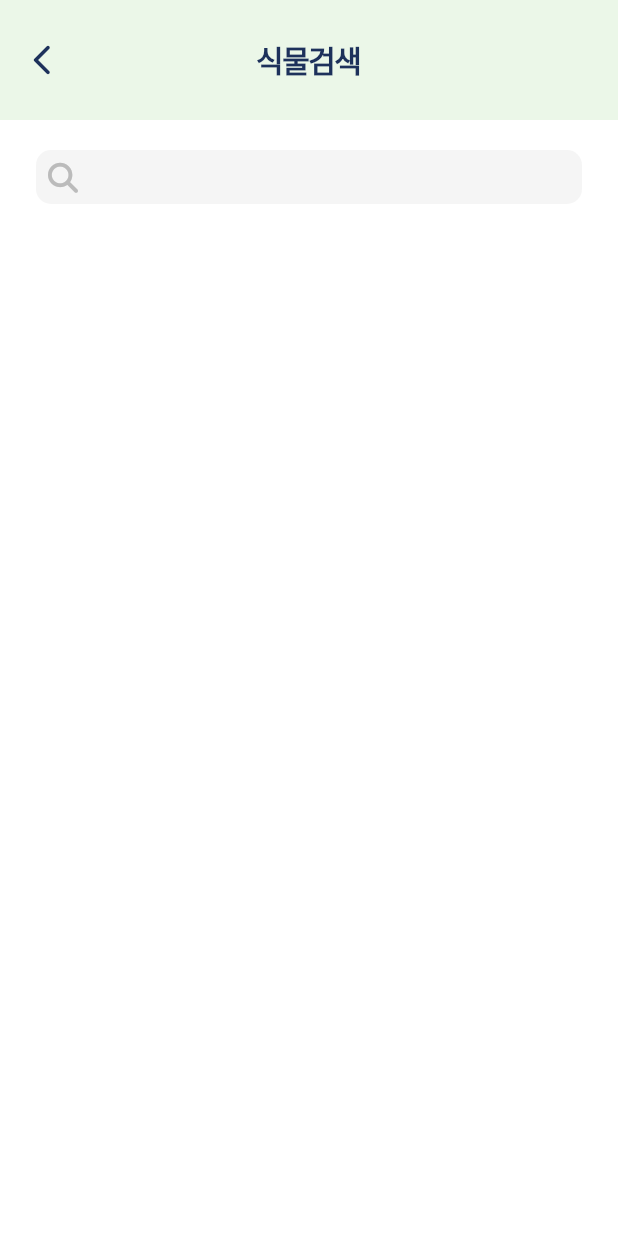
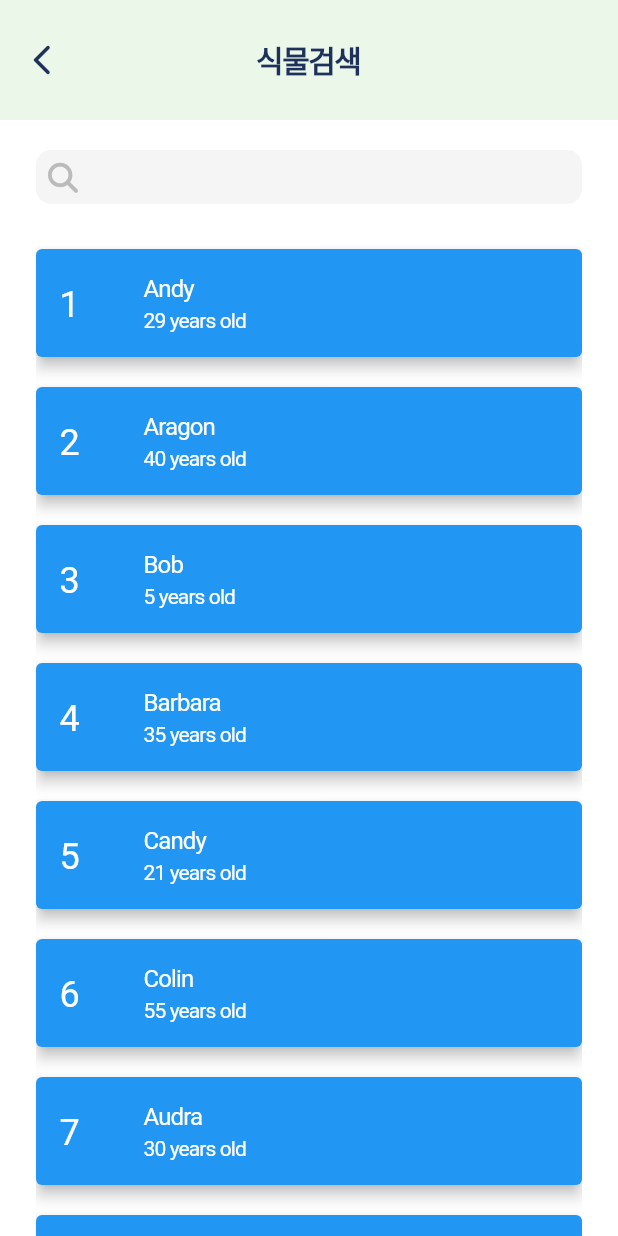
Before and after one commit to sungheeyoon/flutter-plant-plan, a Flutter app: the PlantSearchScreen screen opened directly, on a phone screen of 412 x 824 dp. Run offline on Flutter 3.47's test engine with Material 2 defaults, Android fonts, the phone set to English and light mode, and no system bars; our stand-ins replace firebase_core, firebase_storage, font_awesome_flutter, image_picker, shared_preferences; missing offline and left inert: snapping_sheet; accounts and stored records are empty; Roboto replaces fonts that are missing (Pretendard).

Commit message:
Ongoing Search

```diff
--- a/lib/screens/plant_search_screen.dart
+++ b/lib/screens/plant_search_screen.dart
@@ -3,8 +3,50 @@ import 'package:font_awesome_flutter/font_awesome_flutter.dart';
 import 'package:plant_plan/utils/colors.dart';
 import 'package:plant_plan/widgets/custom_appbar.dart';
 
-class PlantSearchScreen extends StatelessWidget {
+class PlantSearchScreen extends StatefulWidget {
   const PlantSearchScreen({super.key});
+
+  @override
+  State<PlantSearchScreen> createState() => _PlantSearchScreenState();
+}
+
+class _PlantSearchScreenState extends State<PlantSearchScreen> {
+  final List<Map<String, dynamic>> _allUsers = [
+    {"id": 1, "name": "Andy", "age": 29},
+    {"id": 2, "name": "Aragon", "age": 40},
+    {"id": 3, "name": "Bob", "age": 5},
+    {"id": 4, "name": "Barbara", "age": 35},
+    {"id": 5, "name": "Candy", "age": 21},
+    {"id": 6, "name": "Colin", "age": 55},
+    {"id": 7, "name": "Audra", "age": 30},
+    {"id": 8, "name": "가나다라", "age": 14},
+    {"id": 9, "name": "하늘", "age": 100},
+    {"id": 10, "name": "한글", "age": 32},
+  ];
+
+  List<Map<String, dynamic>> _foundUsers = [];
+  @override
+  initState() {
+    _foundUsers = _allUsers;
+    super.initState();
+  }
+
+  void _runFilter(String enteredKeyword) {
+    List<Map<String, dynamic>> results = [];
+    if (enteredKeyword.isEmpty) {
+      // if the search field is empty or only contains white-space, we'll display all users
+      results = _allUsers;
+    } else {
+      results = _allUsers
+          .where((user) =>
+              user["name"].toLowerCase().contains(enteredKeyword.toLowerCase()))
+          .toList();
+      // we use the toLowerCase() method to make it case-insensitive
+    }
+    setState(() {
+      _foundUsers = results;
+    });
+  }
 
   @override
   Widget build(BuildContext context) {
@@ -33,6 +75,7 @@ class PlantSearchScreen extends StatelessWidget {
                 SizedBox(
                   width: MediaQuery.of(context).size.width * 0.7,
                   child: TextField(
+                    onChanged: (value) => _runFilter(value),
                     style: Theme.of(context)
                         .textTheme
                         .bodySmall!
@@ -49,7 +92,35 @@ class PlantSearchScreen extends StatelessWidget {
                   ),
                 ),
               ]),
-            )
+            ),
+            Expanded(
+              child: _foundUsers.isNotEmpty
+                  ? ListView.builder(
+                      itemCount: _foundUsers.length,
+                      itemBuilder: (context, index) => Card(
+                        key: ValueKey(_foundUsers[index]["id"]),
+                        color: Colors.blue,
+                        elevation: 4,
+                        margin: const EdgeInsets.symmetric(vertical: 10),
+                        child: ListTile(
+                          leading: Text(
+                            _foundUsers[index]["id"].toString(),
+                            style: const TextStyle(
+                                fontSize: 24, color: Colors.white),
+                          ),
+                          title: Text(_foundUsers[index]['name'],
+                              style: const TextStyle(color: Colors.white)),
+                          subtitle: Text(
+                              '${_foundUsers[index]["age"].toString()} years old',
+                              style: const TextStyle(color: Colors.white)),
+                        ),
+                      ),
+                    )
+                  : const Text(
+                      'No results found',
+                      style: TextStyle(fontSize: 24),
+                    ),
+            ),
           ],
         ),
       ),
--- a/pubspec.yaml
+++ b/pubspec.yaml
@@ -43,6 +43,7 @@ dependencies:
   firebase_storage: ^11.0.10
   font_awesome_flutter: ^10.3.0
   image_picker: ^0.8.6+1
+  korea_regexp: ^1.0.1
 
 dev_dependencies:
   flutter_test:
```
Also changed, not shown: pubspec.lock.
